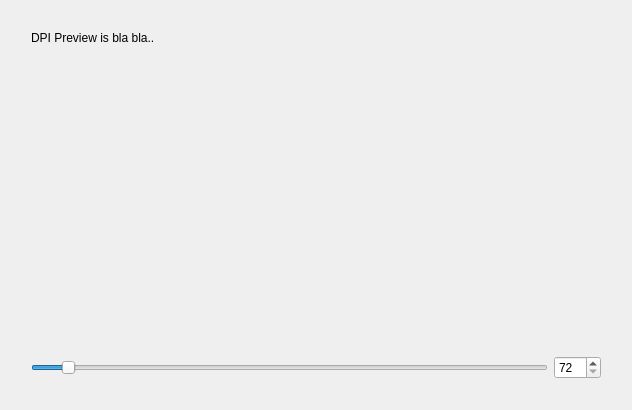
First picture: the form in kde4/kaptan4/src/gui/dpiWidget.ui, repository pars-linux/uludag, before the edit.
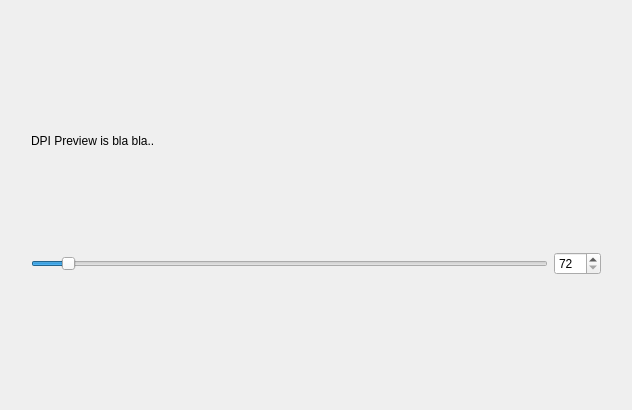
Second picture: the form after the edit.

Commit message: almost ready... thanks to Fatih =]

```diff
--- a/kde4/kaptan4/src/gui/dpiWidget.ui
+++ b/kde4/kaptan4/src/gui/dpiWidget.ui
@@ -27,7 +27,7 @@
      </property>
      <property name="sizeHint" stdset="0">
       <size>
-       <width>20</width>
+       <width>562</width>
        <height>20</height>
       </size>
      </property>
@@ -44,7 +44,7 @@
      <property name="sizeHint" stdset="0">
       <size>
        <width>20</width>
-       <height>20</height>
+       <height>337</height>
       </size>
      </property>
     </spacer>
@@ -54,7 +54,7 @@
      <item>
       <widget class="QLabel" name="label">
        <property name="sizePolicy">
-        <sizepolicy hsizetype="Preferred" vsizetype="Expanding">
+        <sizepolicy hsizetype="Preferred" vsizetype="Fixed">
          <horstretch>0</horstretch>
          <verstretch>0</verstretch>
         </sizepolicy>
@@ -108,22 +108,6 @@
      </item>
     </layout>
    </item>
-   <item row="1" column="2">
-    <spacer name="horizontalSpacer_2">
-     <property name="orientation">
-      <enum>Qt::Horizontal</enum>
-     </property>
-     <property name="sizeType">
-      <enum>QSizePolicy::Fixed</enum>
-     </property>
-     <property name="sizeHint" stdset="0">
-      <size>
-       <width>20</width>
-       <height>20</height>
-      </size>
-     </property>
-    </spacer>
-   </item>
    <item row="2" column="1">
     <spacer name="verticalSpacer_2">
      <property name="orientation">
@@ -134,12 +118,28 @@
      </property>
      <property name="sizeHint" stdset="0">
       <size>
-       <width>20</width>
+       <width>562</width>
        <height>20</height>
       </size>
      </property>
     </spacer>
    </item>
+   <item row="1" column="2">
+    <spacer name="horizontalSpacer_2">
+     <property name="orientation">
+      <enum>Qt::Horizontal</enum>
+     </property>
+     <property name="sizeType">
+      <enum>QSizePolicy::Fixed</enum>
+     </property>
+     <property name="sizeHint" stdset="0">
+      <size>
+       <width>20</width>
+       <height>337</height>
+      </size>
+     </property>
+    </spacer>
+   </item>
   </layout>
  </widget>
  <resources/>
```
Left out of the diff: 24 changed lines with no effect on the pictures. The commit also changes 2 other files.
